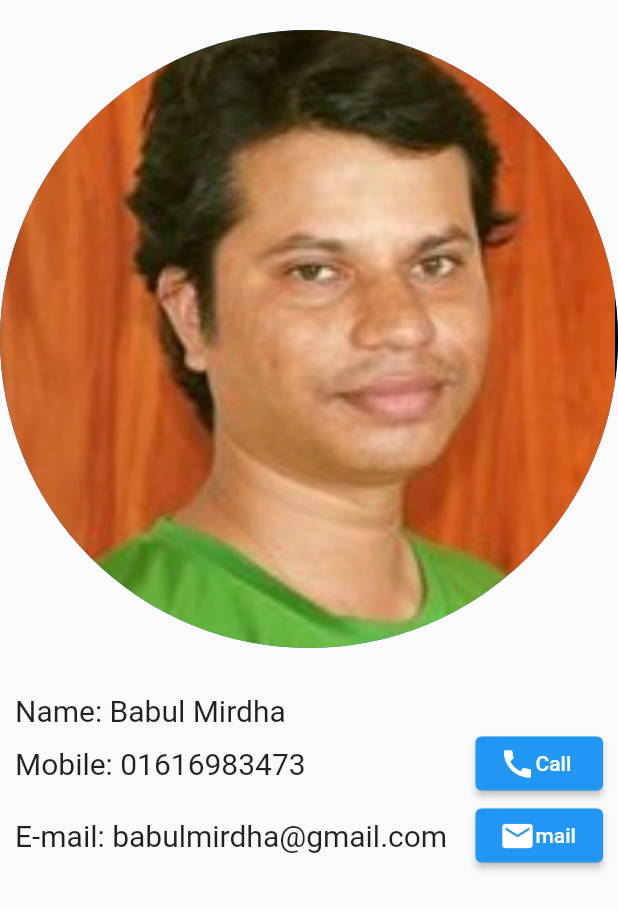
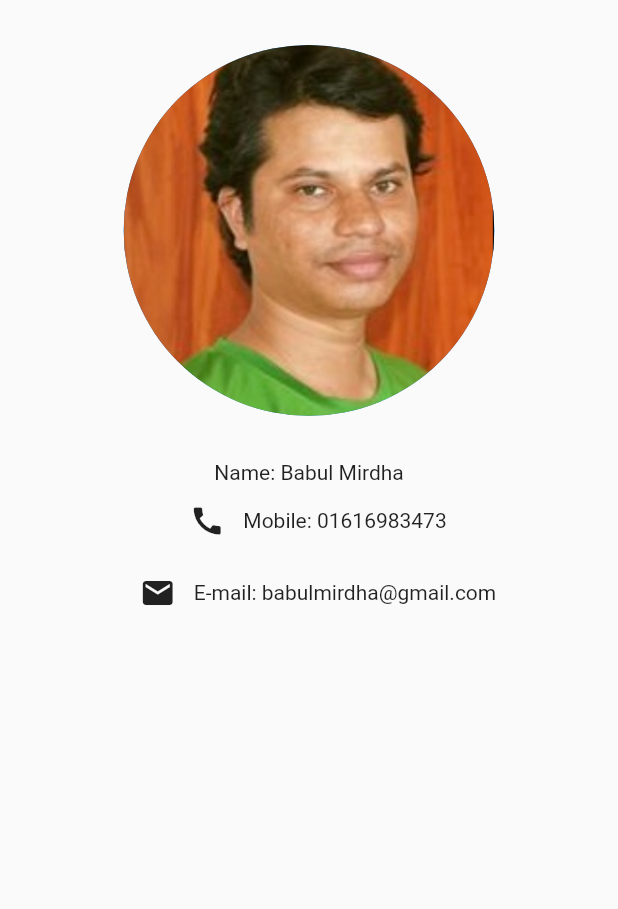
Before and after one commit to naimulhassan2001/Mater-Details, a Flutter app: the screen it shows after launch, after a tap on an icon or button, on a phone screen of 412 x 824 dp. Shown: the top 909 px of the screen. Run offline on Flutter 3.47's test engine with Material 2 defaults, Android fonts, the phone set to English and light mode, and no system bars.

Commit message:
final project

```diff
--- a/lib/main.dart
+++ b/lib/main.dart
@@ -1,12 +1,7 @@
-
-import 'dart:convert';
 
 import 'package:flutter/material.dart';
-import 'package:flutter/services.dart';
-import 'package:flutter/services.dart' as rootBundle ;
 import 'package:master_details/person_details.dart';
-
-import 'name.dart';
+import 'proson.dart';
 
 void main() {
   runApp(const MyApp());
@@ -20,7 +15,6 @@ class MyApp extends StatelessWidget {
     return const MaterialApp(
       debugShowCheckedModeBanner: false,
       home: Homepage(),
-
     );
   }
 }
@@ -40,26 +34,20 @@ class _HomepageState extends State<Homepage> {
 
 
 
-  List<Details> info = [
+  List<Person> info = [
 
-    Details(name: "Babul Mirdha", mobile: "01616983473", email: "babulmirdha@gmail.com", image: "assets/babul.png"),
-    Details(name: "Amirul Haque Shuhan", mobile: "017729955866", email: "shuan@gmail.com", image: "assets/shuhan.png"),
-    Details(name: "Naimul Hassan", mobile: "01865965581", email: "naimulhassan0001@gmail.com", image: "assets/naimul.jpg"),
-    Details(name: "Sagor Ahammed", mobile: "01896473855", email: "sagor@gmail.com", image: "assets/sagor.png"),
-    Details(name: "Masum Raj", mobile: "01355813694", email: "masum@gmail.com", image: "assets/masum.png"),
-    Details(name: "Siam Prodhan", mobile: "01752946683", email: "siam@gmail.com", image: "assets/siam.png"),
-    Details(name: "Tuhin Hossian", mobile: "01964552837", email: "tuhin@gmail.com", image: "assets/tuhin.png"),
+    Person(name: "Babul Mirdha", mobile: "01616983473", email: "babulmirdha@gmail.com", image: "assets/babul.png"),
+    Person(name: "Amirul Haque Shuhan", mobile: "017729955866", email: "shuan@gmail.com", image: "assets/shuhan.png"),
+    Person(name: "Naimul Hassan", mobile: "01865965581", email: "naimulhassan0001@gmail.com", image: "assets/naimul.jpg"),
+    Person(name: "Sagor Ahammed", mobile: "01896473855", email: "sagor@gmail.com", image: "assets/sagor.png"),
+    Person(name: "Masum Raj", mobile: "01355813694", email: "masum@gmail.com", image: "assets/masum.png"),
+    Person(name: "Siam Prodhan", mobile: "01752946683", email: "siam@gmail.com", image: "assets/siam.png"),
+    Person(name: "Tuhin Hossian", mobile: "01964552837", email: "tuhin@gmail.com", image: "assets/tuhin.png"),
 
   ] ;
 
   @override
   Widget build(BuildContext context) {
-
-
-
-
-
-
     return MaterialApp(
       debugShowCheckedModeBanner: false,
       home: SafeArea(
@@ -72,7 +60,7 @@ class _HomepageState extends State<Homepage> {
                   children: [
                     GestureDetector(
                       onTap: (){
-                         Navigator.push(context, MaterialPageRoute(builder: (context) => Naimul(name: "${info[index].name}", mobile: "${info[index].mobile}", email: "${info[index].email}", image: "${info[index].image}",)));
+                         Navigator.push(context, MaterialPageRoute(builder: (context) => Details(name: info[index].name, mobile: info[index].mobile, email: info[index].email, image: info[index].image,)));
                       },
                       child: Padding(
                         padding: const EdgeInsets.all(4.0),
@@ -84,7 +72,7 @@ class _HomepageState extends State<Homepage> {
                         child: Column(
 
                           children: [
-                              SizedBox(height: 4,),
+                            const SizedBox(height: 4,),
                             Row(
                               mainAxisAlignment: MainAxisAlignment.center,
                               children: [
@@ -94,7 +82,7 @@ class _HomepageState extends State<Homepage> {
 
                                   child: CircleAvatar(
                                     radius: 50, // Image radius
-                                      backgroundImage: AssetImage('${info[index].image}'),
+                                    backgroundImage: AssetImage(info[index].image),
 
                                   ),
                                 ),
@@ -103,10 +91,9 @@ class _HomepageState extends State<Homepage> {
                                   child: Column(
                                     crossAxisAlignment: CrossAxisAlignment.start,
                                     children: [
-                                        Text("Name: ${info[index].name}", style: TextStyle(fontSize: 20),),
-                                        Text("Mobile: ${info[index].mobile}", style: TextStyle(fontSize: 20),),
-                                        SingleChildScrollView(scrollDirection: Axis.horizontal,
-                                            child: Text("Email: ${info[index].email}", style: const TextStyle(fontSize: 20),)),
+                                      Text("Name: ${info[index].name}", style: const TextStyle(fontSize: 14),),
+                                      Text("Mobile: ${info[index].mobile}", style: const TextStyle(fontSize: 14),),
+                                      Text("Email: ${info[index].email}", style: const TextStyle(fontSize: 14),),
 
                                     ],
                                   ),
@@ -126,8 +113,8 @@ class _HomepageState extends State<Homepage> {
             },
         )
       ),
+
     ),
-
     );
   }
 }
--- a/lib/name.dart
+++ /dev/null
@@ -1,10 +0,0 @@
-
-
- class Details {
-  String name ;
-  String mobile ;
-  String email ;
-  String image ;
-
-  Details({required this.name,required this.mobile, required this.email, required this.image});
-}
--- a/lib/person_details.dart
+++ b/lib/person_details.dart
@@ -4,7 +4,7 @@ import 'package:flutter/material.dart';
 import 'package:url_launcher/url_launcher.dart';
 
 
-class Naimul extends StatelessWidget {
+class Details extends StatelessWidget {
 
   String name ;
   String mobile;
@@ -12,22 +12,17 @@ class Naimul extends StatelessWidget {
   String image ;
 
 
-  Naimul({super.key, required this.name, required this.mobile, required this.email, required this.image});
+  Details({super.key, required this.name, required this.mobile, required this.email, required this.image});
 
 
 
 
   callNumber() async {
-
     Uri dialNumber = Uri(scheme: 'tel', path: mobile );
     await launchUrl(dialNumber);
-
-
   }
 
-
-
-  callemail() async {
+  emailTo() async {
     Uri dialemail = Uri(scheme: 'mailto', path: email );
     await launchUrl(dialemail);
   }
@@ -37,63 +32,38 @@ class Naimul extends StatelessWidget {
 
   @override
   Widget build(BuildContext context) {
-
-
     return MaterialApp(
       debugShowCheckedModeBanner: false,
-      home: SafeArea(
-        child: Scaffold(
-          body: SingleChildScrollView(
+      home: Scaffold(
+        body: SingleChildScrollView(
+          child: SafeArea(
             child: Column(
               children: [
-                const SizedBox(height: 20,),
+                const SizedBox(height: 30,),
                 CircleAvatar(
-
-                  radius: MediaQuery.of(context).size.width *0.5 , // Image radius
+                  radius: MediaQuery.of(context).size.width *0.3 , // Image radius
                   backgroundImage: AssetImage(image),
                 ),
-                SizedBox(height: 30,),
+                const SizedBox(height: 30,),
                 Padding(
                   padding: const EdgeInsets.symmetric(horizontal: 10),
                   child: Column(
-                    mainAxisAlignment: MainAxisAlignment.start,
-                    crossAxisAlignment: CrossAxisAlignment.start,
                     children: [
-                      Text("Name: $name", style: const TextStyle(fontSize: 20),),
+                      Text("Name: $name", style: const TextStyle(fontSize: 14),),
+
                       Row(
-                        mainAxisAlignment: MainAxisAlignment.spaceBetween,
+                        mainAxisAlignment: MainAxisAlignment.center,
+
                         children: [
-                          Text("Mobile: $mobile", style: const TextStyle(fontSize: 20),),
-                          Container(
-                            width: 85,
-                            alignment: Alignment.topRight,
-                            child: ElevatedButton(onPressed: callNumber, child: const Row(
-                              children: [
-                                Icon(Icons.call),
-                                Text("Call")
-                              ],
-                            ))
-
-                          )
+                          IconButton(onPressed: callNumber, icon: const Icon(Icons.call)),
+                          Text("Mobile: $mobile", style: const TextStyle(fontSize: 14),),
                         ],
                       ),
                       Row(
-                        mainAxisAlignment: MainAxisAlignment.spaceBetween,
+                        mainAxisAlignment: MainAxisAlignment.center,
                         children: [
-                          SingleChildScrollView(
-                              scrollDirection: Axis.horizontal,
-                              child: Text("E-mail: $email", style: const TextStyle(fontSize: 20),)),
-                          Container(
-                            width: 85,
-                            alignment: Alignment.topRight,
-                            child: ElevatedButton(onPressed: callemail, child: const Row(
-                              children: [
-                                Icon(Icons.mail),
-                                Text("mail")
-                              ],
-                            ))
-
-                          )
+                          IconButton(onPressed: emailTo, icon: const Icon(Icons.mail),),
+                          Text("E-mail: $email", style: const TextStyle(fontSize: 14),),
 
                         ],
                       ),
--- /dev/null
+++ b/lib/proson.dart
@@ -0,0 +1,10 @@
+
+
+ class Person {
+  String name ;
+  String mobile ;
+  String email ;
+  String image ;
+
+  Person({required this.name,required this.mobile, required this.email, required this.image});
+}
```
Lines whose indentation alone changed are shown as unchanged.
